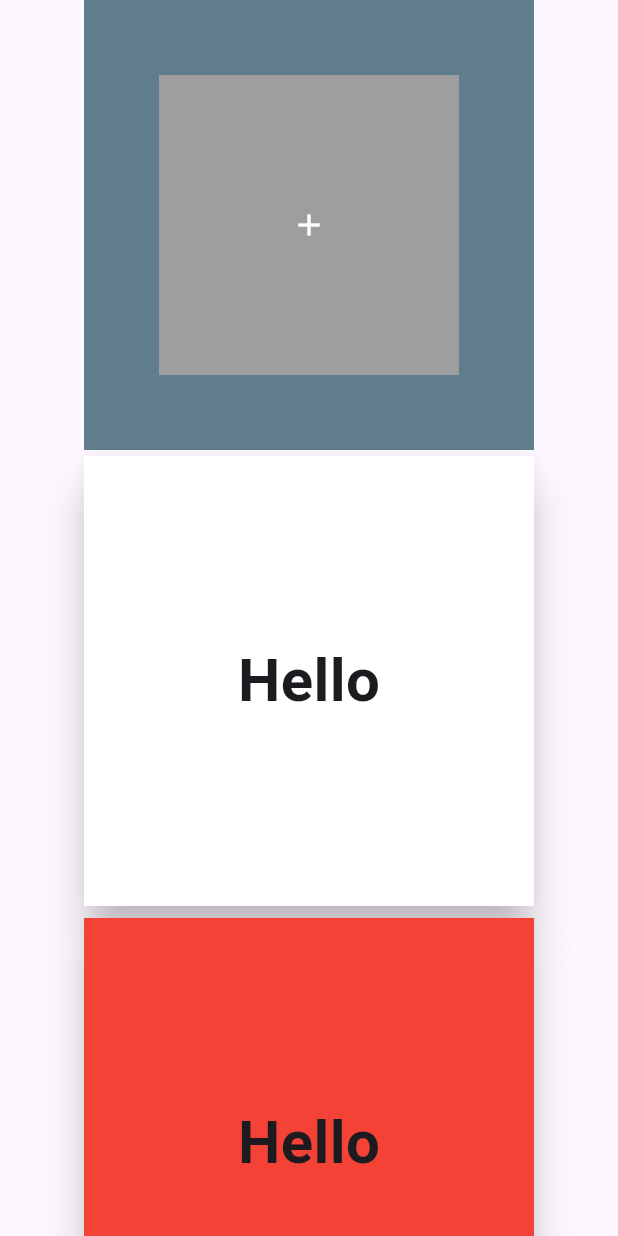
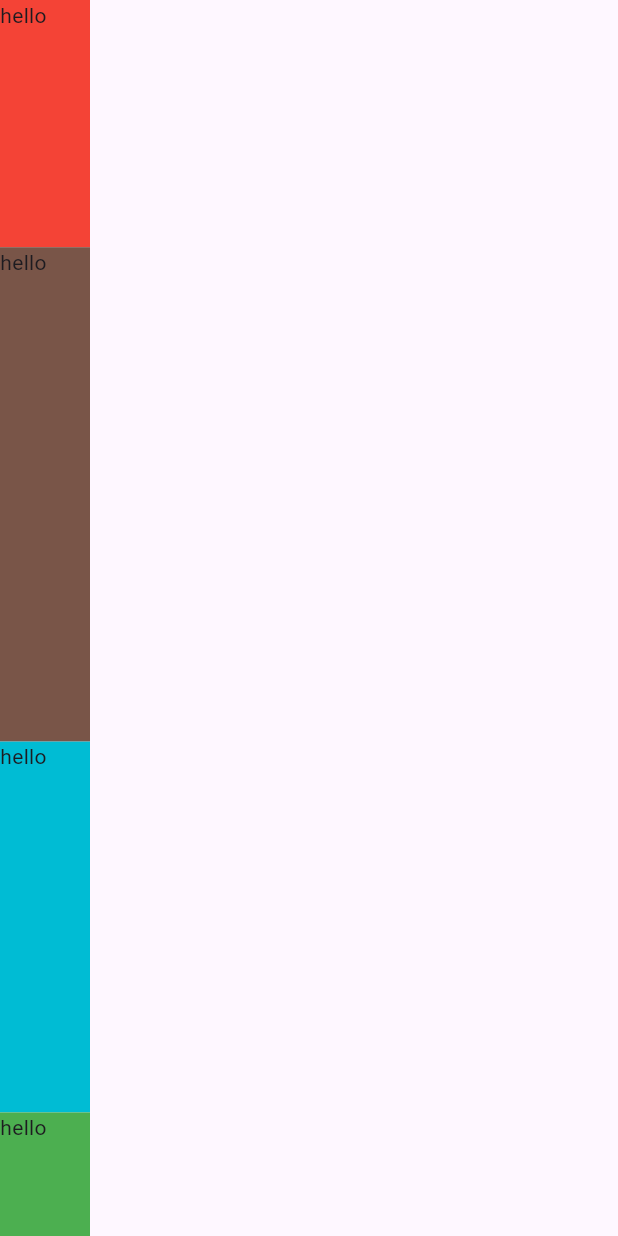
Before and after one commit to pallavipradhan5578/Flutter_practice, a Flutter app: the screen it shows after launch, on a phone screen of 412 x 824 dp. Run offline on Flutter 3.47's test engine with Material 3 defaults, Android fonts, the phone set to English and light mode, and no system bars.

Commit message:
expanded widget.dart

```diff
--- /dev/null
+++ b/lib/Widgets/Exdpanded1.dart
@@ -0,0 +1,29 @@
+import 'package:flutter/material.dart';
+class Exdpanded1 extends StatefulWidget {
+  const Exdpanded1({super.key});
+
+  @override
+  State<Exdpanded1> createState() => _Exdpanded1State();
+}
+
+class _Exdpanded1State extends State<Exdpanded1> {
+  @override
+  Widget build(BuildContext context) {
+    return Scaffold(body: Column(
+      children: [
+        Expanded(flex: 2,
+            child: Container(width: 60,height:60,color:Colors.red,child: Text("hello"),)),
+        Expanded(flex:4,
+            child: Container(width: 60,height:60,color:Colors.brown,child: Text("hello"),)),
+        Expanded(flex: 3,
+            child: Container(width: 60,height:60,color:Colors.cyan,child: Text("hello"),)),
+
+        Expanded(
+            child: Container(width: 60,height:60,color:Colors.green,child: Text("hello"),)),
+
+      ],
+    ),
+
+    );
+  }
+}
--- a/lib/main.dart
+++ b/lib/main.dart
@@ -1,4 +1,5 @@
 import 'package:flutter/material.dart';
+import 'package:hello_world/Widgets/Exdpanded1.dart';
 import 'package:hello_world/Widgets/Stack.dart';
 import 'package:hello_world/assets/listview_separated.dart';
 import 'package:hello_world/callbackfunction.dart';
@@ -27,7 +28,7 @@ void main() {
   runApp(MaterialApp(debugShowCheckedModeBanner: false,theme: ThemeData(
     primarySwatch: Colors.red
   ),
-      home :StackWidget(),
+      home: Exdpanded1(),
 
 
       //   Scaffold(
```
